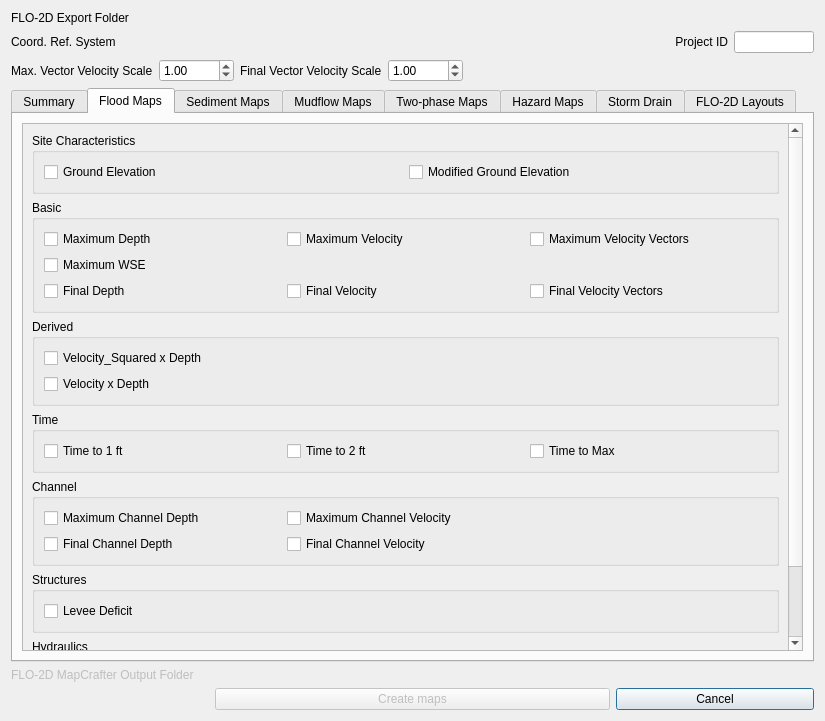
This is flo2d_mapcrafter/flo2d_mapcrafter_dialog_base.ui in FLO-2DSoftware/FLO-2DMapCrafter as Qt 5 draws it before an edit. The edited form follows.
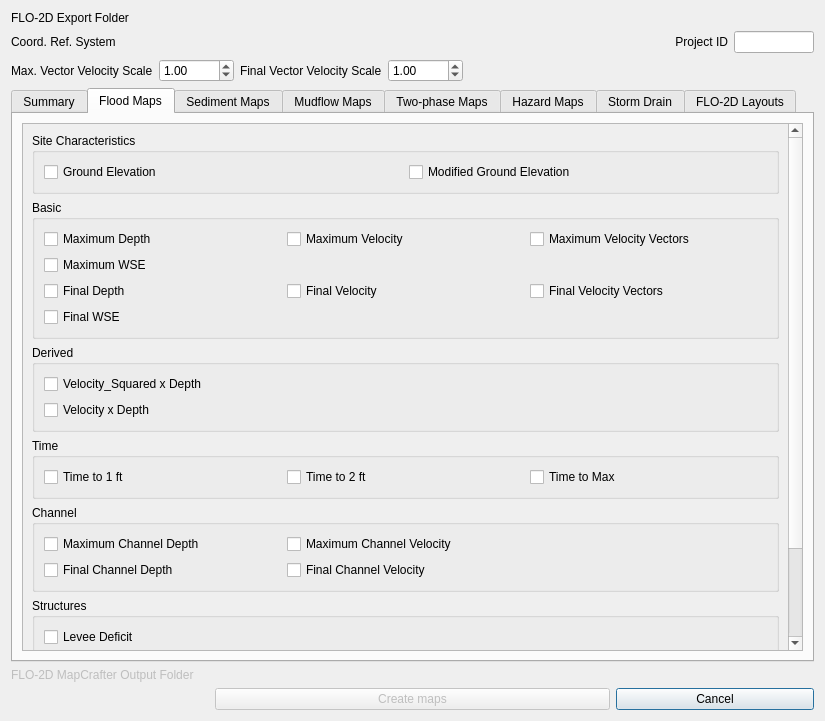
This is the edited form. The open tabs and pages were chosen to show the change. Custom widgets are drawn as their Qt base class.

Commit message: Add "Final Depth + Modified Ground Elevation" checkbox, named "Final WSE"

What changed in the file:
```diff
--- a/flo2d_mapcrafter/flo2d_mapcrafter_dialog_base.ui
+++ b/flo2d_mapcrafter/flo2d_mapcrafter_dialog_base.ui
@@ -679,6 +679,19 @@
                     </property>
                    </widget>
                   </item>
+                  <item row="4" column="0">
+                   <widget class="QCheckBox" name="fwse_cw_cb">
+                    <property name="toolTip">
+                     <string>&lt;html&gt;&lt;head/&gt;&lt;body&gt;&lt;p&gt;FINALDEP.OUT: Final floodplain flow depths (ft or m).&lt;/p&gt;&lt;p&gt;TOPO_SDElev.RGH: Extends the elevation adjustments reported in FPREV.NEW by documenting additional automatic corrections applied when the FLO-2D engine compares floodplain grid elevations to storm drain inlet rim elevations and Type 4 invert elevations. This file reports the grid element ID, x- and y-coordinates, and the elevation adjustments applied. The file is generated only when a storm drain system is included in the simulation. Elevations are reported in feet or meters.&lt;/p&gt;&lt;p&gt;&lt;br/&gt;&lt;/p&gt;&lt;/body&gt;&lt;/html&gt;</string>
+                    </property>
+                    <property name="toolTipDuration">
+                     <number>0</number>
+                    </property>
+                    <property name="text">
+                     <string>Final WSE</string>
+                    </property>
+                   </widget>
+                  </item>
                  </layout>
                 </item>
                </layout>
```
Left out of the diff: 8 changed lines with no effect on the pictures.
